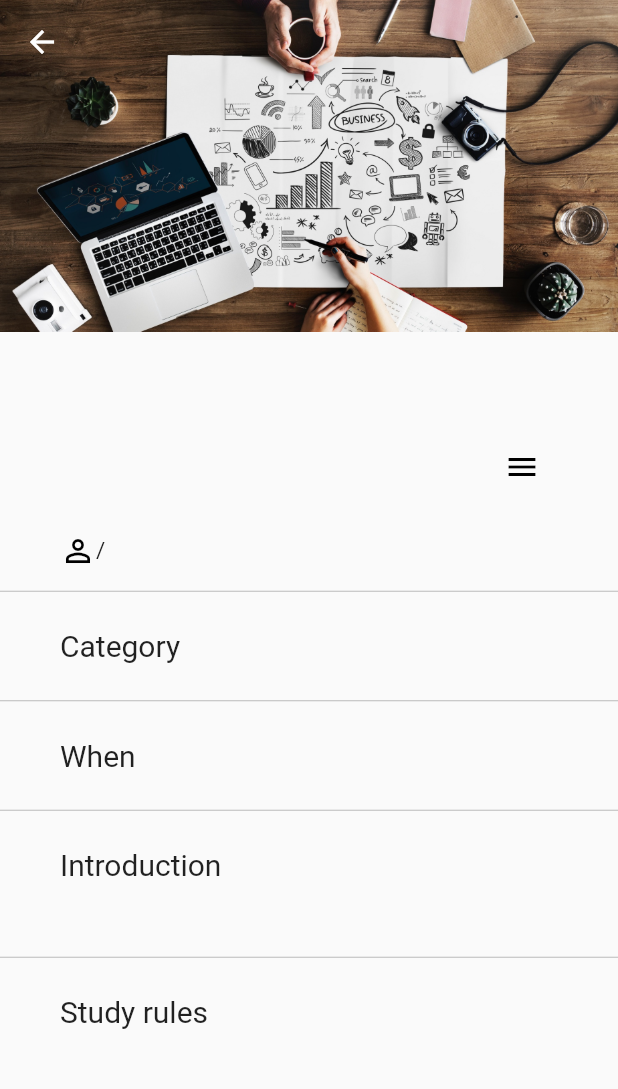
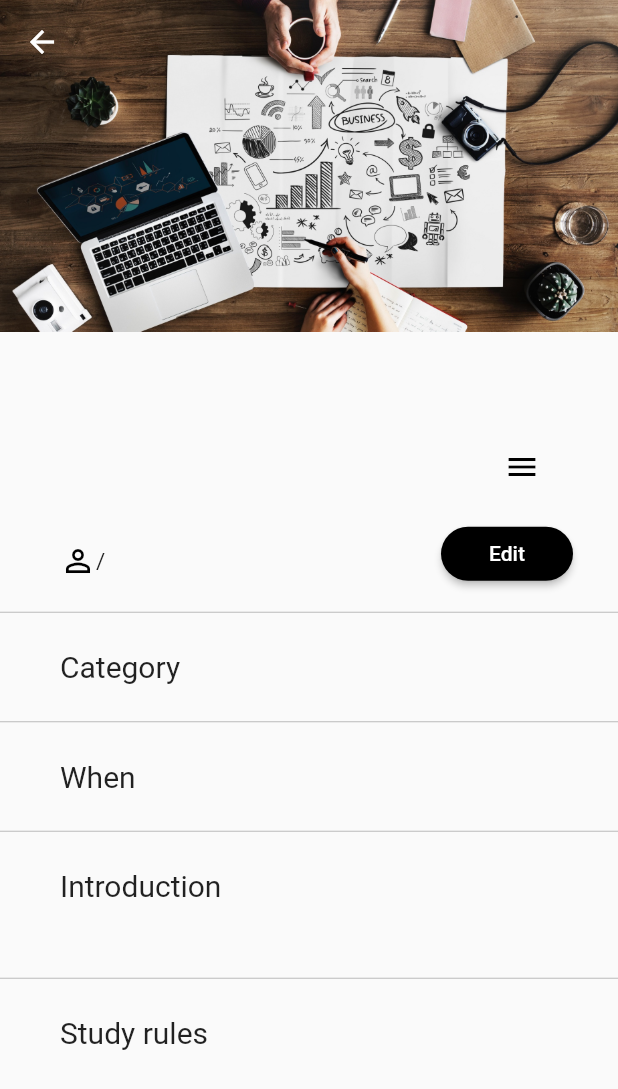
Before and after one commit to YijinShin/HudsonStudy, a Flutter app: the MyStudyDetailPage screen opened directly with empty values, on a phone screen of 412 x 824 dp. Shown: the top 1089 px of the screen. Run offline on Flutter 3.47's test engine with Material 2 defaults, Android fonts, the phone set to English and light mode, and no system bars; our stand-ins replace cloud_firestore, firebase_auth, firebase_core, font_awesome_flutter, google_sign_in; accounts and stored records are empty.

Commit message:
Update my_study_detail_page.dart

```diff
--- a/hudsonstudy/lib/page/my_study_detail_page.dart
+++ b/hudsonstudy/lib/page/my_study_detail_page.dart
@@ -87,6 +87,19 @@ class _MyStudyDetailPageState extends State<MyStudyDetailPage> {
                           ],
                         ),
                       ),
+                      //master만 edit가능하게 고쳐야함.
+                      Container(
+                        margin: EdgeInsets.fromLTRB(0, 0, 30, 0),
+                        child: RaisedButton(
+                          shape: RoundedRectangleBorder(borderRadius: BorderRadius.circular(40)),
+                          color: Colors.black,
+                          child: Text('Edit',style: TextStyle(color: Colors.white),),
+                          onPressed: () {
+                            print('apply!');
+                          },
+                        ),
+                      ),
+
                     ],
                   ),
                   Divider(
```
